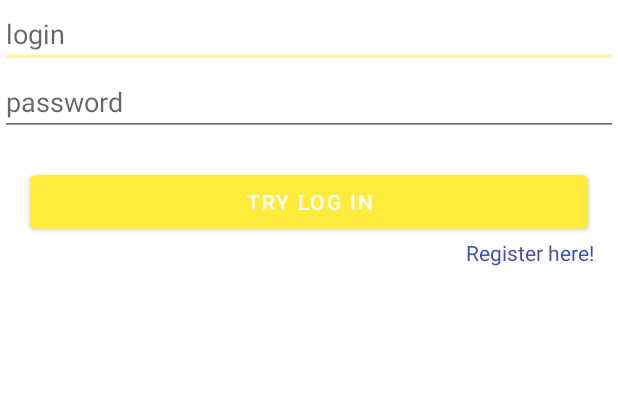
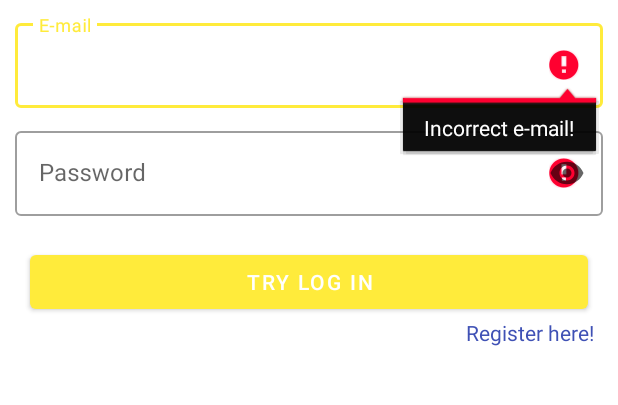
Before and after one commit to Zalezny/ShoppingListApp, an Android app: the screen it shows after launch (LoginActivity), after a tap on "TRY LOG IN", on a phone screen of 412 x 824 dp, the part 145-550 px from its top. Run offline under Robolectric (Android 15) with nearby library versions, the phone set to English and light mode, and no system bars; our stand-ins replace Firebase (no records; nobody signed in at launch, a user with empty details on screens opened directly), navigation-ui.

Commit message:
LoginFragment.kt prettier

```diff
--- a/app/src/main/java/com/example/shooppingg/view/activities/LoginActivity.kt
+++ b/app/src/main/java/com/example/shooppingg/view/activities/LoginActivity.kt
@@ -20,7 +20,7 @@ class LoginActivity : AppCompatActivity() {
 
         setContentView(R.layout.activity_login)
 
-        val navController = Navigation.findNavController(this, R.id.nav_host_fragment_activity_login)
+//        val navController = Navigation.findNavController(this, R.id.nav_host_fragment_activity_login)
 
 //        NavigationUI.setupActionBarWithNavController(this , navController)
 
--- a/app/src/main/java/com/example/shooppingg/view/activities/MainActivity.kt
+++ b/app/src/main/java/com/example/shooppingg/view/activities/MainActivity.kt
@@ -30,7 +30,7 @@ class MainActivity : AppCompatActivity() {
 
         // Check if user is signed in (non-null) and update UI accordingly.
         val currentUser = auth.currentUser
-        if(true) {
+        if(currentUser == null) {
             startActivity(Intent(this, LoginActivity::class.java))
         }
     }
@@ -55,4 +55,5 @@ class MainActivity : AppCompatActivity() {
         setupActionBarWithNavController(navController, appBarConfiguration)
         navView.setupWithNavController(navController)
     }
+
 }
--- a/app/src/main/java/com/example/shooppingg/view/fragments/LoginFragment.kt
+++ b/app/src/main/java/com/example/shooppingg/view/fragments/LoginFragment.kt
@@ -9,10 +9,15 @@ import android.view.LayoutInflater
 import android.view.View
 import android.view.ViewGroup
 import android.widget.Toast
+import androidx.fragment.app.activityViewModels
 import androidx.navigation.fragment.NavHostFragment
 import androidx.navigation.fragment.findNavController
 import com.example.shooppingg.R
 import com.example.shooppingg.databinding.FragmentLoginBinding
+
+import com.example.shooppingg.view.utils.isValidEmail
+import com.example.shooppingg.view.utils.isValidPassword
+import com.example.shooppingg.viewmodel.CreatorViewModel
 import com.example.shooppingg.viewmodel.LoginViewModel
 import com.google.firebase.auth.FirebaseAuth
 
@@ -21,21 +26,54 @@ class LoginFragment : Fragment() {
     private lateinit var auth: FirebaseAuth
     private lateinit var binding: FragmentLoginBinding
 
-    private lateinit var viewModel: LoginViewModel
+    private val viewModel: LoginViewModel by activityViewModels()
+
+
 
     override fun onCreateView(
         inflater: LayoutInflater, container: ViewGroup?,
         savedInstanceState: Bundle?
-    ): View? {
+    ): View {
 
         binding = FragmentLoginBinding.inflate(layoutInflater)
         //init auth
         auth = FirebaseAuth.getInstance()
+
+        initObservers()
+
         val loginBtn = binding.btnLogin
         val tvRegister = binding.tvRegisterLogin
 
         loginBtn.setOnClickListener {
-            login()
+            viewModel.setEtEmail(binding.etLogin.text.toString())
+            val emailValue = viewModel.getEtEmail().value
+            //check etEmail is empty or have patterns for e-mails
+            if(!(emailValue.isValidEmail()))
+            {
+                binding.etLogin.error = "Incorrect e-mail!"
+            }
+            else
+            {
+                binding.etLogin.error = null
+            }
+
+            viewModel.setEtPassword(binding.etPasswordLogin.text.toString())
+            val passwordValue = viewModel.getEtPassword().value
+
+            if(passwordValue!!.length < 8)
+            {
+                binding.etPasswordLogin.error = "Too short! Must be least 8 signs"
+            }
+            else
+            {
+                binding.etPasswordLogin.error = null
+            }
+
+            if(emailValue.isValidEmail() && passwordValue.isValidPassword() && passwordValue.length >= 8)
+            {
+                login()
+            }
+
         }
 
         tvRegister.setOnClickListener {
@@ -51,7 +89,7 @@ class LoginFragment : Fragment() {
 
         auth.signInWithEmailAndPassword(loginText, passwordText).addOnCompleteListener(requireActivity()) {
             if (it.isSuccessful) {
-                Toast.makeText(requireActivity().application, "Successfully Logged", Toast.LENGTH_SHORT).show()
+                Toast.makeText(requireActivity().baseContext, "Successfully Logged", Toast.LENGTH_SHORT).show()
                 //finish activity
                 requireActivity().finish()
             } else
@@ -59,10 +97,12 @@ class LoginFragment : Fragment() {
         }
     }
 
-    override fun onActivityCreated(savedInstanceState: Bundle?) {
-        super.onActivityCreated(savedInstanceState)
-        viewModel = ViewModelProvider(this).get(LoginViewModel::class.java)
-        // TODO: Use the ViewModel
+    private fun initObservers() {
+        binding.etLogin.setText(viewModel.getEtEmail().value)
+
+        viewModel.getEtEmail().observe(viewLifecycleOwner){
+            binding.etLogin.setText(it)
+        }
     }
 
 }
--- a/app/src/main/java/com/example/shooppingg/view/fragments/NotificationsFragment.kt
+++ b/app/src/main/java/com/example/shooppingg/view/fragments/NotificationsFragment.kt
@@ -4,11 +4,13 @@ import android.os.Bundle
 import android.view.LayoutInflater
 import android.view.View
 import android.view.ViewGroup
+import android.widget.Button
 import android.widget.TextView
 import androidx.fragment.app.Fragment
 import androidx.lifecycle.ViewModelProvider
 import com.example.shooppingg.databinding.FragmentNotificationsBinding
 import com.example.shooppingg.viewmodel.NotificationsViewModel
+import com.google.firebase.auth.FirebaseAuth
 
 class NotificationsFragment : Fragment() {
 
@@ -30,6 +32,14 @@ class NotificationsFragment : Fragment() {
         val root: View = binding.root
 
         val textView: TextView = binding.textNotifications
+        val btnLogOut : Button = binding.btnLogOut
+
+        btnLogOut.setOnClickListener {
+            //sign out user
+            FirebaseAuth.getInstance().signOut()
+
+        }
+
         notificationsViewModel.text.observe(viewLifecycleOwner) {
             textView.text = it
         }
--- a/app/src/main/java/com/example/shooppingg/view/fragments/RegisterFragment.kt
+++ b/app/src/main/java/com/example/shooppingg/view/fragments/RegisterFragment.kt
@@ -7,8 +7,8 @@ import android.view.LayoutInflater
 import android.view.View
 import android.view.ViewGroup
 import android.widget.Toast
-import com.example.shooppingg.R
 import com.example.shooppingg.databinding.FragmentRegisterBinding
+import com.example.shooppingg.viewmodel.RegisterViewModel
 import com.google.firebase.auth.FirebaseAuth
 
 class RegisterFragment : Fragment() {
@@ -42,7 +42,7 @@ class RegisterFragment : Fragment() {
         }
 
 
-        return inflater.inflate(R.layout.fragment_register, container, false)
+        return binding.root
     }
 
     override fun onActivityCreated(savedInstanceState: Bundle?) {
@@ -67,4 +67,6 @@ class RegisterFragment : Fragment() {
             }
     }
 
+
+
 }
--- /dev/null
+++ b/app/src/main/java/com/example/shooppingg/view/utils/Utils.kt
@@ -0,0 +1,14 @@
+package com.example.shooppingg.view.utils
+
+import android.text.TextUtils
+import android.util.Patterns
+import java.util.regex.Pattern
+
+
+fun CharSequence?.isValidEmail() = !isNullOrEmpty() && Patterns.EMAIL_ADDRESS.matcher(this).matches()
+fun CharSequence?.isValidPassword(): Boolean {
+    val PASSWORD_PATTERN: Pattern = Pattern.compile(
+        "^(?=.*[A-Za-z])(?=.*\\\\d)(?=.*[$@$!%*#?&])[A-Za-z\\\\d$@$!%*#?&]{8,}$"
+    )
+    return !TextUtils.isEmpty(this) && PASSWORD_PATTERN.matcher(this).matches()
+}
--- a/app/src/main/java/com/example/shooppingg/viewmodel/LoginViewModel.kt
+++ b/app/src/main/java/com/example/shooppingg/viewmodel/LoginViewModel.kt
@@ -1,7 +1,14 @@
 package com.example.shooppingg.viewmodel
 
+import androidx.lifecycle.MutableLiveData
 import androidx.lifecycle.ViewModel
 
 class LoginViewModel : ViewModel() {
-    // TODO: Implement the ViewModel
+    private val _etEmail = MutableLiveData<String>().apply { value = "" }
+    fun getEtEmail() = _etEmail
+    fun setEtEmail(text : String) { _etEmail.value = text }
+
+    private val _etPassword = MutableLiveData<String>().apply { value = "" }
+    fun getEtPassword() = _etPassword
+    fun setEtPassword(text : String) { _etPassword.value = text }
 }
--- a/app/src/main/java/com/example/shooppingg/view/fragments/RegisterViewModel.kt
+++ b/app/src/main/java/com/example/shooppingg/viewmodel/RegisterViewModel.kt
@@ -1,4 +1,4 @@
-package com.example.shooppingg.view.fragments
+package com.example.shooppingg.viewmodel
 
 import androidx.lifecycle.ViewModel
 
--- a/app/src/main/res/layout/fragment_login.xml
+++ b/app/src/main/res/layout/fragment_login.xml
@@ -18,22 +18,51 @@
         app:layout_constraintStart_toStartOf="parent"
         app:layout_constraintTop_toTopOf="parent" />
 
-    <EditText
-        android:id="@+id/etLogin"
+    <com.google.android.material.textfield.TextInputLayout
+        android:id="@+id/layoutEtLogin"
         android:layout_width="match_parent"
         android:layout_height="wrap_content"
-        android:hint="login"
+        android:layout_margin="10dp"
+        android:hint="E-mail"
+        style="@style/Widget.MaterialComponents.TextInputLayout.OutlinedBox"
         app:layout_constraintEnd_toEndOf="parent"
         app:layout_constraintStart_toStartOf="parent"
-        app:layout_constraintTop_toBottomOf="@+id/textView" />
+        app:layout_constraintTop_toBottomOf="@+id/textView">
 
-    <EditText
-        android:id="@+id/etPasswordLogin"
+        <com.google.android.material.textfield.TextInputEditText
+            android:id="@+id/etLogin"
+            android:layout_width="match_parent"
+            android:layout_height="wrap_content"
+            android:lines="1"
+            android:maxLines="1"
+            android:inputType="text"
+            />
+
+    </com.google.android.material.textfield.TextInputLayout>
+
+    <com.google.android.material.textfield.TextInputLayout
+        android:id="@+id/layoutEtPasswordLogin"
         android:layout_width="match_parent"
         android:layout_height="wrap_content"
-        android:hint="password"
+        android:layout_margin="10dp"
+        android:hint="Password"
+        app:endIconMode="password_toggle"
+        style="@style/Widget.MaterialComponents.TextInputLayout.OutlinedBox"
         app:layout_constraintEnd_toEndOf="parent"
-        app:layout_constraintTop_toBottomOf="@+id/etLogin" />
+        app:layout_constraintTop_toBottomOf="@+id/layoutEtLogin" >
+
+        <com.google.android.material.textfield.TextInputEditText
+            android:id="@+id/etPasswordLogin"
+            android:layout_width="match_parent"
+            android:layout_height="wrap_content"
+            android:lines="1"
+            android:maxLines="1"
+            android:inputType="textPassword"
+            />
+
+    </com.google.android.material.textfield.TextInputLayout>
+
+
 
     <Button
         android:id="@+id/btnLogin"
@@ -43,7 +72,7 @@
         android:text="TRY LOG IN"
         app:layout_constraintEnd_toEndOf="parent"
         app:layout_constraintStart_toStartOf="parent"
-        app:layout_constraintTop_toBottomOf="@+id/etPasswordLogin" />
+        app:layout_constraintTop_toBottomOf="@+id/layoutEtPasswordLogin" />
 
     <TextView
         android:id="@+id/tvRegisterLogin"
--- a/app/src/main/res/layout/fragment_notifications.xml
+++ b/app/src/main/res/layout/fragment_notifications.xml
@@ -19,4 +19,14 @@
         app:layout_constraintEnd_toEndOf="parent"
         app:layout_constraintStart_toStartOf="parent"
         app:layout_constraintTop_toTopOf="parent" />
+
+    <Button
+        android:id="@+id/btnLogOut"
+        android:layout_width="wrap_content"
+        android:layout_height="wrap_content"
+        android:text="Log out"
+        app:layout_constraintBottom_toBottomOf="parent"
+        app:layout_constraintEnd_toEndOf="@+id/text_notifications"
+        app:layout_constraintStart_toStartOf="parent"
+        app:layout_constraintTop_toTopOf="parent" />
 </androidx.constraintlayout.widget.ConstraintLayout>
```
